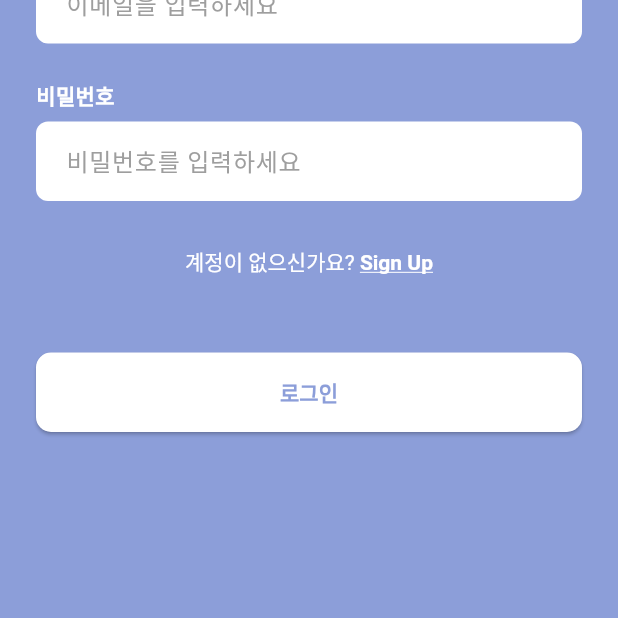
After one commit to shiroHSG/Fastruck, a Flutter app: the screen it shows after launch, on a phone screen of 412 x 824 dp, the part 618-1236 px from its top. The commit adds this screen. Run offline on Flutter 3.47's test engine with Material 3 defaults, Android fonts, the light colour scheme and no system bars; Roboto replaces fonts that are missing (GowunGothic).

Commit message:
update login

```diff
--- /dev/null
+++ b/src/main/flutter_app/lib/login/login.dart
@@ -0,0 +1,26 @@
+import 'package:flutter/material.dart';
+
+import '../app_theme.dart';
+import 'login_form.dart';
+import 'login_logo.dart';
+
+class LoginPage extends StatelessWidget {
+  const LoginPage({super.key});
+
+  @override
+  Widget build(BuildContext context) {
+    return Scaffold(
+      backgroundColor: AppColors.white,
+      body: Column(
+        children: const [
+          SizedBox(height: 100),
+          LoginLogo(),
+          SizedBox(height: 20),
+          Expanded(
+            child: LoginForm(),
+          ),
+        ],
+      ),
+    );
+  }
+}
--- /dev/null
+++ b/src/main/flutter_app/lib/login/login_footer.dart
@@ -0,0 +1,27 @@
+import 'package:flutter/material.dart';
+
+class LoginFooter extends StatelessWidget {
+  const LoginFooter({super.key});
+
+  @override
+  Widget build(BuildContext context) {
+    return Center(
+      child: RichText(
+        text: const TextSpan(
+          text: '계정이 없으신가요? ',
+          style: TextStyle(color: Colors.white, fontSize: 14),
+          children: [
+            TextSpan(
+              text: 'Sign Up',
+              style: TextStyle(
+                color: Colors.white,
+                fontWeight: FontWeight.bold,
+                decoration: TextDecoration.underline,
+              ),
+            ),
+          ],
+        ),
+      ),
+    );
+  }
+}
--- /dev/null
+++ b/src/main/flutter_app/lib/login/login_form.dart
@@ -0,0 +1,84 @@
+import 'package:flutter/material.dart';
+import '../app_theme.dart';
+import 'login_footer.dart';
+
+class LoginForm extends StatelessWidget {
+  const LoginForm({super.key});
+
+  @override
+  Widget build(BuildContext context) {
+    return Container(
+      width: double.infinity,
+      decoration: const BoxDecoration(
+        color: AppColors.primary,
+        borderRadius: BorderRadius.only(
+          topLeft: Radius.circular(40),
+          topRight: Radius.circular(40),
+        ),
+      ),
+      padding: const EdgeInsets.symmetric(horizontal: 24, vertical: 40),
+      child: Column(
+        crossAxisAlignment: CrossAxisAlignment.start,
+        children: [
+          const Text(
+            '이메일',
+            style: TextStyle(color: Colors.white, fontSize: 14, fontWeight: FontWeight.bold),
+          ),
+          const SizedBox(height: 8),
+          TextField(
+            decoration: InputDecoration(
+              hintText: '이메일을 입력하세요',
+              fillColor: Colors.white,
+              filled: true,
+              contentPadding: const EdgeInsets.symmetric(horizontal: 16, vertical: 14),
+              border: OutlineInputBorder(
+                borderRadius: BorderRadius.circular(8),
+                borderSide: BorderSide.none,
+              ),
+            ),
+          ),
+          const SizedBox(height: 24),
+          const Text(
+            '비밀번호',
+            style: TextStyle(color: Colors.white, fontSize: 14, fontWeight: FontWeight.bold),
+          ),
+          const SizedBox(height: 8),
+          TextField(
+            obscureText: true,
+            decoration: InputDecoration(
+              hintText: '비밀번호를 입력하세요',
+              fillColor: Colors.white,
+              filled: true,
+              contentPadding: const EdgeInsets.symmetric(horizontal: 16, vertical: 14),
+              border: OutlineInputBorder(
+                borderRadius: BorderRadius.circular(8),
+                borderSide: BorderSide.none,
+              ),
+            ),
+          ),
+          const SizedBox(height: 30),
+          const LoginFooter(),
+          const SizedBox(height: 50),
+          SizedBox(
+            width: double.infinity,
+            child: ElevatedButton(
+              style: ElevatedButton.styleFrom(
+                backgroundColor: Colors.white,
+                foregroundColor: AppColors.primary,
+                textStyle: const TextStyle(fontWeight: FontWeight.bold),
+                padding: const EdgeInsets.symmetric(vertical: 16),
+                shape: RoundedRectangleBorder(
+                  borderRadius: BorderRadius.circular(10),
+                ),
+              ),
+              onPressed: () {
+                // 로그인 처리
+              },
+              child: const Text('로그인'),
+            ),
+          ),
+        ],
+      ),
+    );
+  }
+}
--- /dev/null
+++ b/src/main/flutter_app/lib/login/login_logo.dart
@@ -0,0 +1,17 @@
+import 'package:flutter/material.dart';
+
+class LoginLogo extends StatelessWidget {
+  const LoginLogo({super.key});
+
+  @override
+  Widget build(BuildContext context) {
+    return Column(
+      children: [
+        Image.asset(
+          'assets/image/logo1.png',
+          width: 200,
+        ),
+      ],
+    );
+  }
+}
--- a/src/main/flutter_app/lib/main.dart
+++ b/src/main/flutter_app/lib/main.dart
@@ -1,7 +1,7 @@
 import 'package:flutter/material.dart';
 
 import 'app_theme.dart';
-import 'login.dart';
+import 'login/login.dart';
 
 void main() {
   runApp(const MyApp());
```
Also changed, not shown: src/main/flutter_app/lib/login.dart (deleted, +0 -120 lines).
